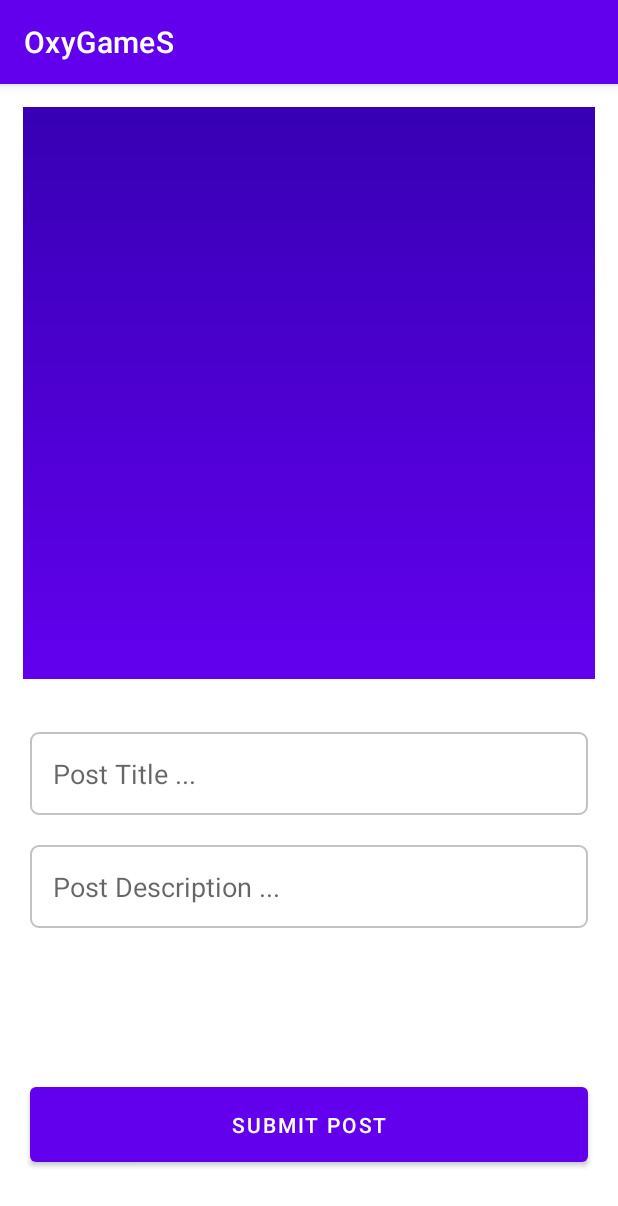
After one commit to Doctrix/OGS, an Android app: the PostActivity screen opened directly, with no data from a screen before it, on a phone screen of 412 x 824 dp. The commit adds this screen. Shown: the top 1206 px of the screen. Run offline under Robolectric (Android 15) with nearby library versions, the phone set to English and light mode, and no system bars; our stand-ins replace data binding.

Commit message:
Update Post Activity

```diff
--- a/app/src/main/java/fr/oxygames/app/activity/HomeActivity.kt
+++ b/app/src/main/java/fr/oxygames/app/activity/HomeActivity.kt
@@ -35,7 +35,7 @@ class HomeActivity : AppCompatActivity() {
 
     override fun onCreate(savedInstanceState: Bundle?) {
         super.onCreate(savedInstanceState)
-        val binding = ActivityHomeBinding.inflate(layoutInflater)
+        binding = ActivityHomeBinding.inflate(layoutInflater)
         setContentView(binding.root)
 
         // toolbar
--- /dev/null
+++ b/app/src/main/java/fr/oxygames/app/activity/PostActivity.kt
@@ -0,0 +1,12 @@
+package fr.oxygames.app.activity
+
+import android.os.Bundle
+import androidx.appcompat.app.AppCompatActivity
+import fr.oxygames.app.R
+
+class PostActivity : AppCompatActivity() {
+    override fun onCreate(savedInstanceState: Bundle?) {
+        super.onCreate(savedInstanceState)
+        setContentView(R.layout.activity_post)
+    }
+}
--- a/app/src/main/java/fr/oxygames/app/activity/ui/main/PlaceholderFragment.kt
+++ b/app/src/main/java/fr/oxygames/app/activity/ui/main/PlaceholderFragment.kt
@@ -28,7 +28,7 @@ class PlaceholderFragment : Fragment() {
         inflater: LayoutInflater, container: ViewGroup?,
         savedInstanceState: Bundle?
     ): View? {
-        val root = inflater.inflate(R.layout.fragment_tutorial, container, false)
+        val root = inflater.inflate(R.layout.fragment_blog, container, false)
         val textView: TextView = root.findViewById(R.id.section_label)
 
         pageViewModel.text.observe(viewLifecycleOwner, Observer<String> {
--- a/app/src/main/java/fr/oxygames/app/activity/ui/main/SectionsPagerAdapter.kt
+++ b/app/src/main/java/fr/oxygames/app/activity/ui/main/SectionsPagerAdapter.kt
@@ -9,7 +9,6 @@ import fr.oxygames.app.R
 private val TAB_TITLES = arrayOf(
     R.string.tab_2_Tuto,
     R.string.tab_1_Tuto
-
 )
 
 /**
--- /dev/null
+++ b/app/src/main/res/drawable/input_outline.xml
@@ -0,0 +1,6 @@
+<?xml version="1.0" encoding="utf-8"?>
+<shape xmlns:android="http://schemas.android.com/apk/res/android">
+
+    <stroke android:color="@color/grey" android:width="1dp"/>
+    <corners android:radius="5dp" />
+</shape>
--- /dev/null
+++ b/app/src/main/res/layout/activity_post.xml
@@ -0,0 +1,74 @@
+<?xml version="1.0" encoding="utf-8"?>
+<layout xmlns:android="http://schemas.android.com/apk/res/android"
+    xmlns:app="http://schemas.android.com/apk/res-auto"
+    xmlns:tools="http://schemas.android.com/tools">
+
+    <RelativeLayout
+        android:layout_width="match_parent"
+        android:layout_height="match_parent"
+        tools:context=".activity.PostActivity">
+
+        <ImageView
+            android:id="@+id/imageViewPickUp"
+            android:layout_width="match_parent"
+            android:layout_height="wrap_content"
+            android:layout_alignParentTop="true"
+            android:layout_centerHorizontal="true"
+            android:adjustViewBounds="true"
+            android:background="#00FFFFFF"
+            android:contentDescription="@string/label_todo"
+            android:padding="15dp"
+            android:scaleType="centerCrop"
+            app:srcCompat="@drawable/ic_login_background" />
+
+        <EditText
+            android:id="@+id/editTextPostTitle"
+            android:layout_width="match_parent"
+            android:layout_height="wrap_content"
+            android:layout_below="@+id/imageViewPickUp"
+            android:layout_centerHorizontal="true"
+            android:layout_marginStart="20dp"
+            android:layout_marginLeft="20dp"
+            android:layout_marginTop="20dp"
+            android:layout_marginEnd="20dp"
+            android:layout_marginRight="20dp"
+            android:autofillHints=""
+            android:background="@drawable/input_outline"
+            android:ems="10"
+            android:hint="Post Title ..."
+            android:inputType="textPersonName"
+            android:padding="15dp" />
+
+        <EditText
+            android:id="@+id/editTextPostDescription"
+            android:layout_width="match_parent"
+            android:layout_height="wrap_content"
+            android:layout_below="@+id/editTextPostTitle"
+            android:layout_marginStart="20dp"
+            android:layout_marginLeft="20dp"
+            android:layout_marginTop="20dp"
+            android:layout_marginEnd="20dp"
+            android:layout_marginRight="20dp"
+            android:background="@drawable/input_outline"
+            android:ems="10"
+            android:hint="Post Description ..."
+            android:gravity="start|top"
+            android:importantForAutofill="no"
+            android:inputType="textMultiLine"
+            android:padding="15dp" />
+
+        <Button
+            android:id="@+id/buttonPost"
+            android:layout_width="match_parent"
+            android:layout_height="wrap_content"
+            android:layout_below="@+id/editTextPostDescription"
+            android:layout_marginStart="20dp"
+            android:layout_marginLeft="20dp"
+            android:layout_marginTop="100dp"
+            android:layout_marginEnd="20dp"
+            android:layout_marginRight="20dp"
+            android:padding="15dp"
+            android:text="Submit Post" />
+
+    </RelativeLayout>
+</layout>
--- a/app/src/main/res/menu/menu_admin.xml
+++ b/app/src/main/res/menu/menu_admin.xml
@@ -5,6 +5,10 @@
     <item
         android:id="@+id/action_add"
         android:icon="@android:drawable/ic_menu_add"
-        android:title="Add Post"
+        android:title="@string/label_add_post"
         app:showAsAction="always" />
+    <item
+        android:id="@+id/action_settings"
+        android:title="@string/label_settings"
+        app:showAsAction="never" />
 </menu>
--- a/app/src/main/res/menu/menu_home.xml
+++ b/app/src/main/res/menu/menu_home.xml
@@ -4,9 +4,10 @@
 
     <item
         android:id="@+id/action_profile"
+        android:icon="@drawable/ic_avatar"
         android:orderInCategory="100"
         android:title="@string/label_profile"
-        app:showAsAction="never" />
+        app:showAsAction="ifRoom" />
     <item
         android:id="@+id/action_logout"
         android:orderInCategory="100"
--- a/app/src/main/res/menu/menu_main.xml
+++ b/app/src/main/res/menu/menu_main.xml
@@ -9,9 +9,10 @@
         android:title="@string/label_home"
         app:showAsAction="always" />
     <item
-        android:id="@+id/action_tutorial"
+        android:id="@+id/action_blog"
+        android:icon="@android:drawable/ic_dialog_dialer"
         android:orderInCategory="100"
-        android:title="@string/label_tutorial"
+        android:title="@string/label_blog"
         app:showAsAction="always" />
     <item
         android:id="@+id/action_store"
--- a/app/src/main/res/values-night/strings.xml
+++ b/app/src/main/res/values-night/strings.xml
@@ -62,4 +62,6 @@
     <string name="tab_2_Tuto">Web</string>
     <string name="label_tutorial">Tutorial</string>
     <string name="label_store">Store</string>
+    <string name="label_blog">BLOG</string>
+    <string name="label_add_post">Add Post</string>
 </resources>
--- a/app/src/main/res/values/colors.xml
+++ b/app/src/main/res/values/colors.xml
@@ -16,6 +16,7 @@
     <color name="green">#64DD17</color>
     <color name="blue">#0026FF</color>
     <color name="red">#D50000</color>
+    <color name="grey">#C2C2C2</color>
     <color name="light_blue_600">#FF039BE5</color>
     <color name="light_blue_900">#FF01579B</color>
     <color name="light_blue_A200">#FF40C4FF</color>
--- a/app/src/main/res/values/strings.xml
+++ b/app/src/main/res/values/strings.xml
@@ -62,4 +62,6 @@
     <string name="tab_2_Tuto">Web</string>
     <string name="label_tutorial">Tutorial</string>
     <string name="label_store">Store</string>
+    <string name="label_blog">BLOG</string>
+    <string name="label_add_post">Add Post</string>
 </resources>
```
Also changed, not shown: app/src/main/AndroidManifest.xml (+3 -4 lines), app/src/main/java/fr/oxygames/app/activity/BlogActivity.kt (added, +90 -0 lines), app/src/main/java/fr/oxygames/app/activity/MainActivity.kt (+7 -7 lines), app/src/main/java/fr/oxygames/app/activity/TutorialActivity.kt (deleted, +0 -30 lines), app/src/main/res/layout/activity_blog.xml (renamed from app/src/main/res/layout/activity_tutorial.xml, +11 -1 lines), app/src/main/java/fr/oxygames/app/activity/ui/main/PageViewModel.kt (line endings or trailing spaces), app/src/main/res/layout/fragment_blog.xml (renamed from app/src/main/res/layout/fragment_tutorial.xml).
